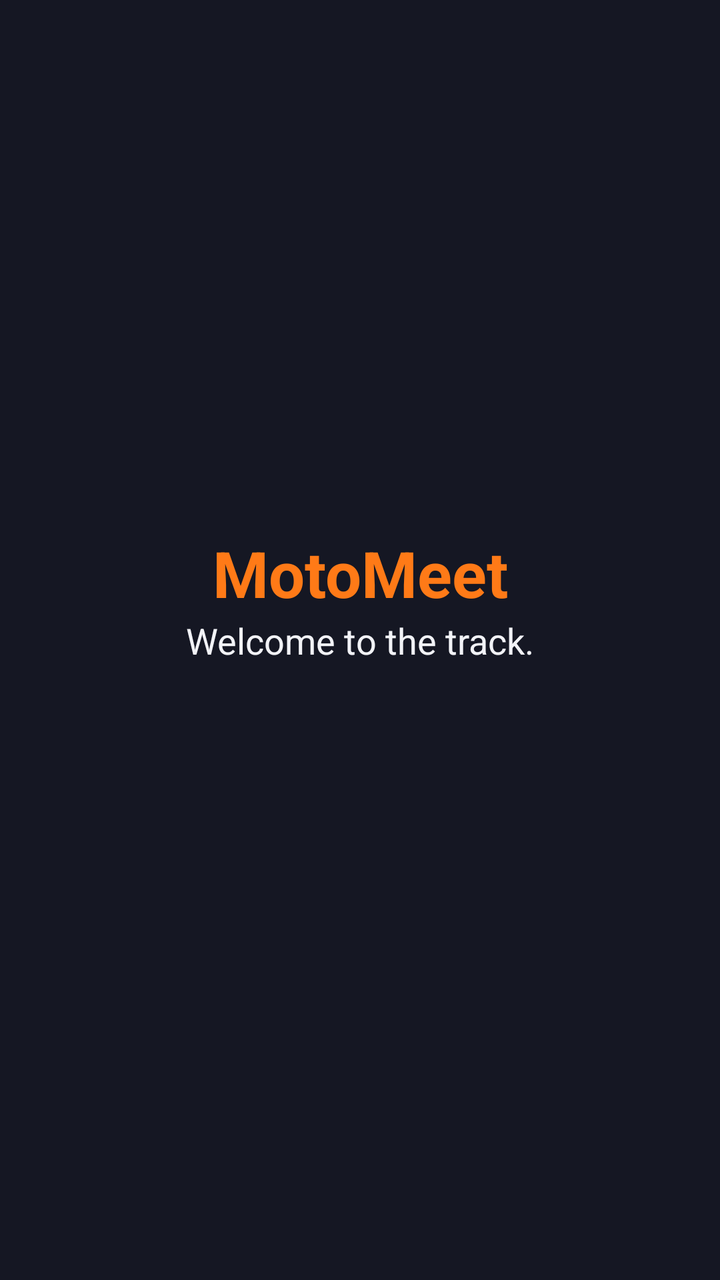
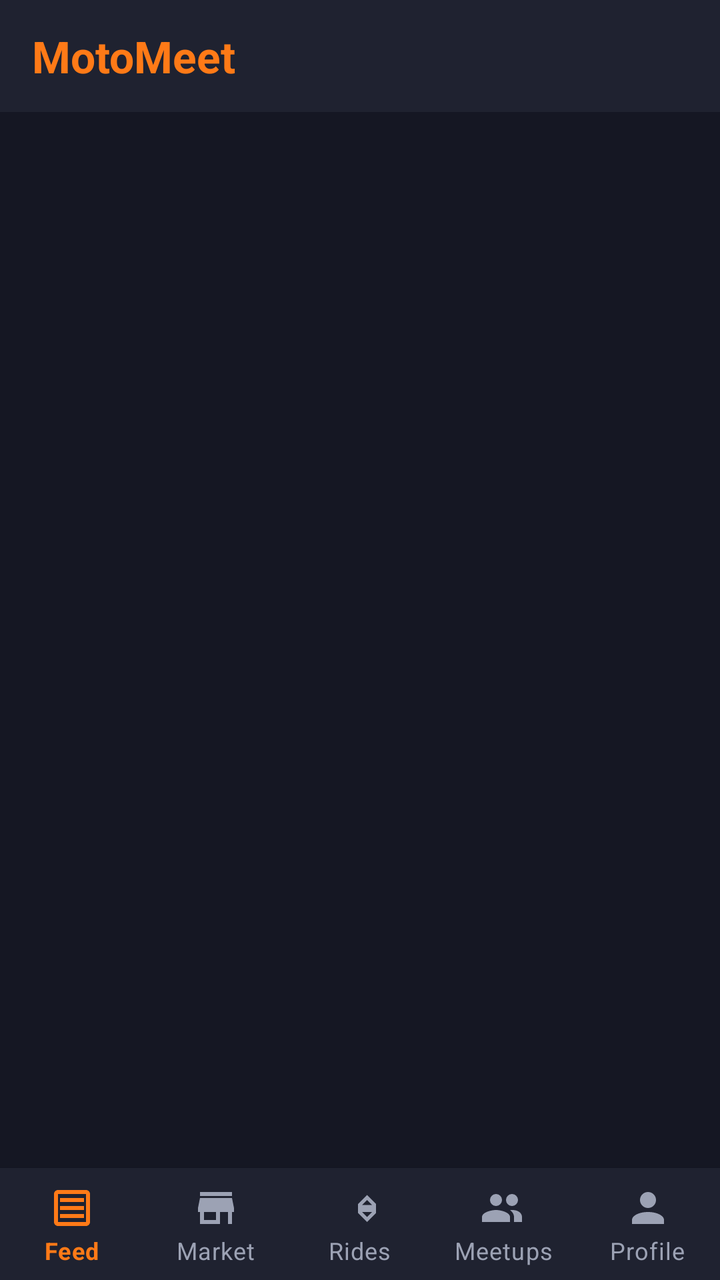

Before-and-after screenshots of an Android layout around one commit, followed by the original layout XML and the change that was made.
<!-- AndroidManifest.xml: application theme Theme.MotoMeet -->
<!-- res/layout/activity_main.xml -->
<?xml version="1.0" encoding="utf-8"?>
<androidx.constraintlayout.widget.ConstraintLayout xmlns:android="http://schemas.android.com/apk/res/android"
    xmlns:app="http://schemas.android.com/apk/res-auto"
    xmlns:tools="http://schemas.android.com/tools"
    android:layout_width="match_parent"
    android:layout_height="match_parent"
    android:background="@color/bg_main"
    tools:context=".ui.main.MainActivity">

    <TextView
        android:layout_width="wrap_content"
        android:layout_height="wrap_content"
        android:text="MotoMeet"
        android:textColor="@color/accent"
        android:textSize="32sp"
        android:textStyle="bold"
        app:layout_constraintBottom_toTopOf="@id/tvWelcome"
        app:layout_constraintEnd_toEndOf="parent"
        app:layout_constraintStart_toStartOf="parent" />

    <TextView
        android:id="@+id/tvWelcome"
        android:layout_width="wrap_content"
        android:layout_height="wrap_content"
        android:text="Welcome to the track."
        android:textColor="@color/text_main"
        android:textSize="18sp"
        app:layout_constraintBottom_toBottomOf="parent"
        app:layout_constraintEnd_toEndOf="parent"
        app:layout_constraintStart_toStartOf="parent"
        app:layout_constraintTop_toTopOf="parent" />

</androidx.constraintlayout.widget.ConstraintLayout>
<!-- resources referenced by this layout -->
<resources>
  <color name="accent">#ff7a17</color>
  <color name="bg_main">#151723</color>
  <color name="text_main">#f2f3f7</color>
  <style name="Theme.MotoMeet" parent="Theme.AppCompat.DayNight.NoActionBar">
          
          <item name="colorPrimary">@color/accent</item>
          <item name="colorPrimaryDark">@color/bg_main</item>
          <item name="colorAccent">@color/accent</item>
  
          
          <item name="android:windowBackground">@color/bg_main</item>
          <item name="android:textColorPrimary">@color/text_main</item>
          <item name="android:textColorSecondary">@color/text_soft</item>
          <item name="editTextStyle">@style/MotoMeetEditText</item>
      </style>
  <color name="text_soft">#9ca2b4</color>
  <style name="MotoMeetEditText" parent="Widget.AppCompat.EditText">
          <item name="android:background">@drawable/bg_input</item>
          <item name="android:padding">12dp</item>
          <item name="android:textColor">@color/text_main</item>
          <item name="android:textColorHint">@color/text_soft</item>
      </style>
  <!-- drawable bg_input (drawable) -->
  <?xml version="1.0" encoding="utf-8"?>
  <shape xmlns:android="http://schemas.android.com/apk/res/android">
      <solid android:color="@color/bg_input" />
      <stroke
          android:width="1dp"
          android:color="@color/line" />
      <corners android:radius="8dp" />
  </shape>
  <color name="bg_input">#171a25</color>
  <color name="line">#2d3144</color>
</resources>

<!-- the commit's change to res/layout/activity_main.xml (unified diff, before → after) -->
@@ -7,27 +7,51 @@
     android:background="@color/bg_main"
     tools:context=".ui.main.MainActivity">
 
-    <TextView
-        android:layout_width="wrap_content"
+    <com.google.android.material.appbar.AppBarLayout
+        android:id="@+id/appBarLayout"
+        android:layout_width="match_parent"
         android:layout_height="wrap_content"
-        android:text="MotoMeet"
-        android:textColor="@color/accent"
-        android:textSize="32sp"
-        android:textStyle="bold"
-        app:layout_constraintBottom_toTopOf="@id/tvWelcome"
-        app:layout_constraintEnd_toEndOf="parent"
-        app:layout_constraintStart_toStartOf="parent" />
+        android:background="@color/bg_panel"
+        app:elevation="4dp"
+        app:layout_constraintTop_toTopOf="parent">
 
-    <TextView
-        android:id="@+id/tvWelcome"
-        android:layout_width="wrap_content"
-        android:layout_height="wrap_content"
-        android:text="Welcome to the track."
-        android:textColor="@color/text_main"
-        android:textSize="18sp"
-        app:layout_constraintBottom_toBottomOf="parent"
+        <androidx.appcompat.widget.Toolbar
+            android:id="@+id/toolbar"
+            android:layout_width="match_parent"
+            android:layout_height="?attr/actionBarSize"
+            app:titleTextColor="@color/accent">
+
+            <TextView
+                android:id="@+id/tvAppTitle"
+                android:layout_width="wrap_content"
+                android:layout_height="wrap_content"
+                android:text="MotoMeet"
+                android:textColor="@color/accent"
+                android:textSize="22sp"
+                android:textStyle="bold" />
+
+        </androidx.appcompat.widget.Toolbar>
+
+    </com.google.android.material.appbar.AppBarLayout>
+
+    <FrameLayout
+        android:id="@+id/fragment_container"
+        android:layout_width="0dp"
+        android:layout_height="0dp"
+        app:layout_constraintBottom_toTopOf="@+id/bottom_navigation"
         app:layout_constraintEnd_toEndOf="parent"
         app:layout_constraintStart_toStartOf="parent"
-        app:layout_constraintTop_toTopOf="parent" />
+        app:layout_constraintTop_toBottomOf="@id/appBarLayout" />
+
+    <com.google.android.material.bottomnavigation.BottomNavigationView
+        android:id="@+id/bottom_navigation"
+        android:layout_width="match_parent"
+        android:layout_height="wrap_content"
+        android:background="@color/bg_panel"
+        app:itemIconTint="@color/nav_item_color"
+        app:itemTextColor="@color/nav_item_color"
+        app:labelVisibilityMode="labeled"
+        app:layout_constraintBottom_toBottomOf="parent"
+        app:menu="@menu/bottom_nav_menu" />
 
 </androidx.constraintlayout.widget.ConstraintLayout>
<!-- resource entries referenced after the edit -->
@@ -2,8 +2,9 @@
 <resources>
   <color name="accent">#ff7a17</color>
   <color name="bg_main">#151723</color>
+  <color name="bg_panel">#1f2230</color>
   <color name="text_main">#f2f3f7</color>
-  <style name="Theme.MotoMeet" parent="Theme.AppCompat.DayNight.NoActionBar">
+  <style name="Theme.MotoMeet" parent="Theme.MaterialComponents.DayNight.NoActionBar">
           
           <item name="colorPrimary">@color/accent</item>
           <item name="colorPrimaryDark">@color/bg_main</item>
@@ -13,7 +14,14 @@
           <item name="android:windowBackground">@color/bg_main</item>
           <item name="android:textColorPrimary">@color/text_main</item>
           <item name="android:textColorSecondary">@color/text_soft</item>
+  
+          
           <item name="editTextStyle">@style/MotoMeetEditText</item>
+  
+          
+          <item name="materialAlertDialogTheme">@style/MotoMeetDialog</item>
+          <item name="android:dialogTheme">@style/MotoMeetDialog</item>
+          <item name="android:alertDialogTheme">@style/MotoMeetDialog</item>
       </style>
   <color name="text_soft">#9ca2b4</color>
   <style name="MotoMeetEditText" parent="Widget.AppCompat.EditText">
@@ -21,6 +29,22 @@
           <item name="android:padding">12dp</item>
           <item name="android:textColor">@color/text_main</item>
           <item name="android:textColorHint">@color/text_soft</item>
+      </style>
+  <style name="MotoMeetDialog" parent="Theme.MaterialComponents.Dialog.Alert">
+          <item name="android:windowBackground">@android:color/transparent</item>
+          <item name="android:background">@color/bg_panel</item>
+          <item name="colorSurface">@color/bg_panel</item>
+          <item name="android:textColorPrimary">@color/text_main</item>
+          <item name="android:textColorSecondary">@color/text_soft</item>
+          <item name="colorPrimary">@color/accent</item>
+          <item name="colorAccent">@color/accent</item>
+  
+          
+          <item name="android:colorBackground">@color/bg_panel</item>
+  
+          
+          <item name="buttonBarPositiveButtonStyle">@style/MotoMeetDialogButton</item>
+          <item name="buttonBarNegativeButtonStyle">@style/MotoMeetDialogButton</item>
       </style>
   <!-- drawable bg_input (drawable) -->
   <?xml version="1.0" encoding="utf-8"?>
@@ -31,6 +55,9 @@
           android:color="@color/line" />
       <corners android:radius="8dp" />
   </shape>
+  <style name="MotoMeetDialogButton" parent="Widget.MaterialComponents.Button.TextButton">
+          <item name="android:textColor">@color/accent</item>
+      </style>
   <color name="bg_input">#171a25</color>
   <color name="line">#2d3144</color>
 </resources>
